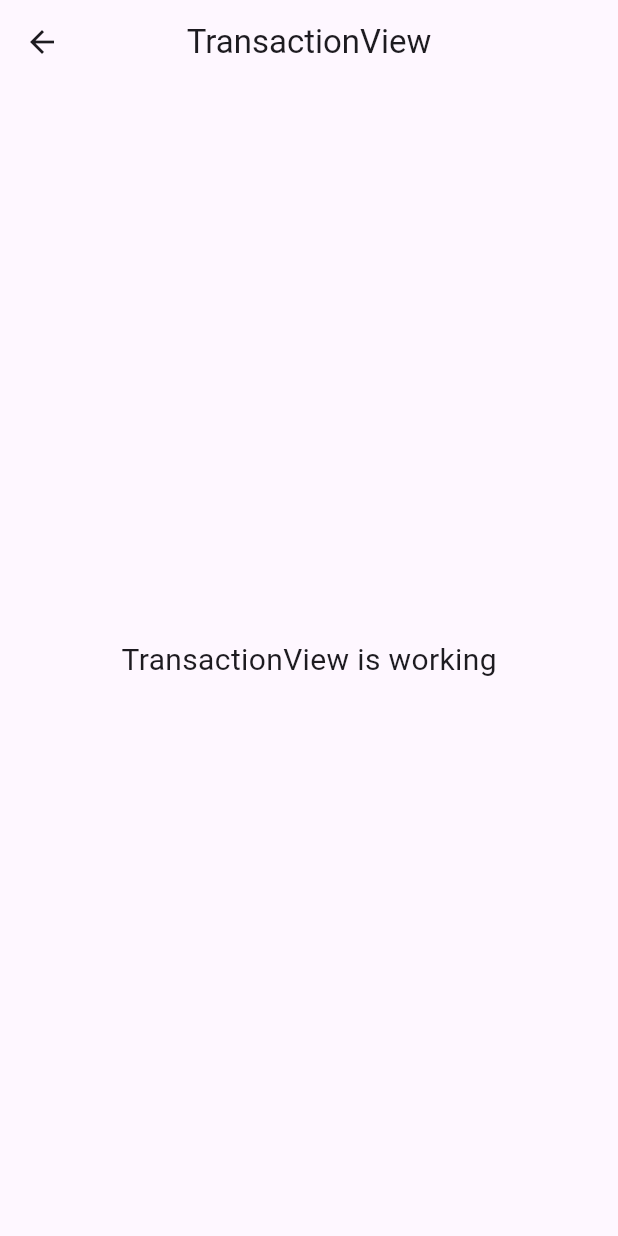
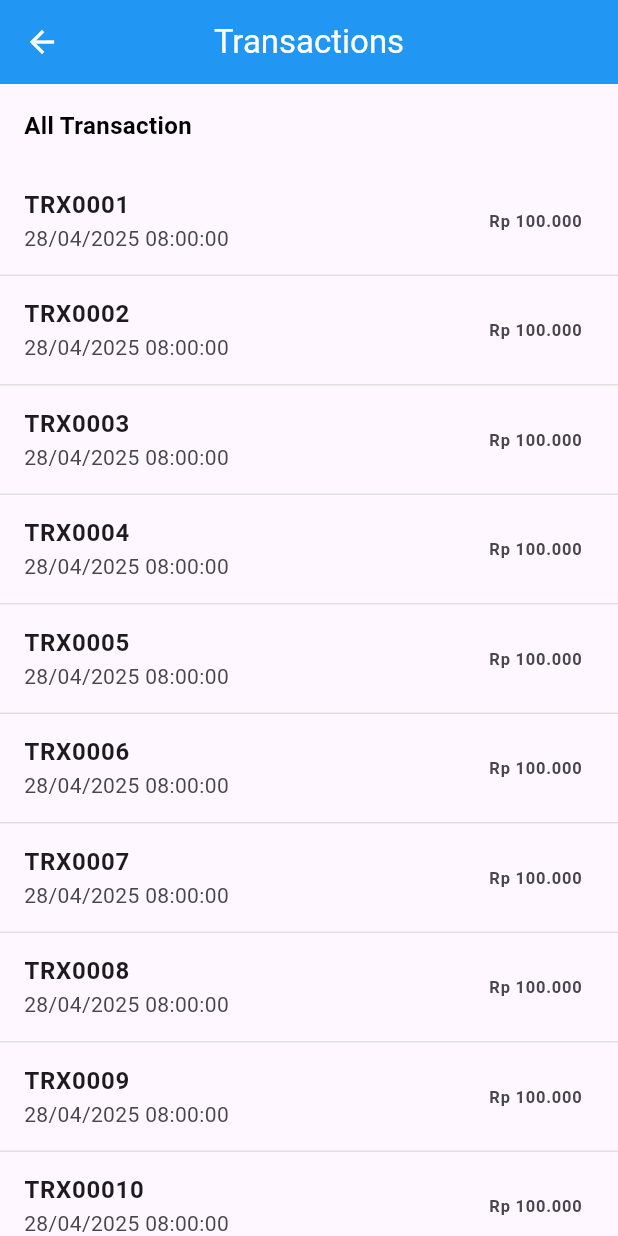
Before and after one commit to Saharoedin/Flutter-SQFLite, a Flutter app: the TransactionView screen opened by its route, on a phone screen of 412 x 824 dp. Run offline on Flutter 3.47's test engine with Material 3 defaults, Android fonts, the phone set to English and light mode, and no system bars; our stand-ins replace get, sqflite; accounts and stored records are empty.

Commit message:
New Update

```diff
--- a/lib/app/modules/product/controllers/product_controller.dart
+++ b/lib/app/modules/product/controllers/product_controller.dart
@@ -48,19 +48,19 @@ class ProductController extends GetxController {
 
   void insertProduct(Product product) async {
     await ProductProvider.insert(product);
-    fetchProducts();
+    fetchProductWithCategory();
     Get.back();
   }
 
   void updateProduct(Product product) async {
     await ProductProvider.update(product);
-    fetchProducts();
+    fetchProductWithCategory();
     Get.back();
   }
 
   void removeProduct(int id) async {
     await ProductProvider.remove(id);
-    fetchProducts();
+    fetchProductWithCategory();
   }
 
   @override
--- a/lib/app/modules/transaction/views/transaction_view.dart
+++ b/lib/app/modules/transaction/views/transaction_view.dart
@@ -1,3 +1,4 @@
+import 'package:flutter/cupertino.dart';
 import 'package:flutter/material.dart';
 
 import 'package:get/get.dart';
@@ -10,13 +11,65 @@ class TransactionView extends GetView<TransactionController> {
   Widget build(BuildContext context) {
     return Scaffold(
       appBar: AppBar(
-        title: const Text('TransactionView'),
+        backgroundColor: Colors.blue,
+        title: const Text(
+          'Transactions',
+          style: TextStyle(
+            color: Colors.white,
+          ),
+        ),
         centerTitle: true,
+        iconTheme: IconThemeData(color: Colors.white),
       ),
-      body: const Center(
-        child: Text(
-          'TransactionView is working',
-          style: TextStyle(fontSize: 20),
+      body: Container(
+        width: Get.width,
+        height: Get.height,
+        child: Column(
+          crossAxisAlignment: CrossAxisAlignment.start,
+          children: [
+            Padding(
+              padding: EdgeInsets.only(left: 16, top: 16, bottom: 16),
+              child: Text(
+                'All Transaction',
+                style: TextStyle(
+                  color: Colors.black,
+                  fontWeight: FontWeight.bold,
+                  fontSize: 16,
+                ),
+              ),
+            ),
+            Expanded(
+              child: ListView.builder(
+                shrinkWrap: true,
+                controller: ScrollController(),
+                itemCount: 10,
+                itemBuilder: (context, index) {
+                  return ListTile(
+                    title: Text(
+                      'TRX000${index + 1}',
+                      style: TextStyle(
+                        fontWeight: FontWeight.bold,
+                      ),
+                    ),
+                    subtitle: Text(
+                      '28/04/2025 08:00:00',
+                    ),
+                    shape: Border(
+                      bottom: BorderSide(
+                        color: Colors.grey.shade300,
+                      ),
+                    ),
+                    trailing: Text(
+                      'Rp 100.000',
+                      style: TextStyle(
+                        fontWeight: FontWeight.bold,
+                      ),
+                    ),
+                  );
+                },
+              ),
+            ),
+          ],
         ),
       ),
     );
```
Also changed, not shown: lib/app/modules/product/views/product_view.dart (+21 -3 lines).
